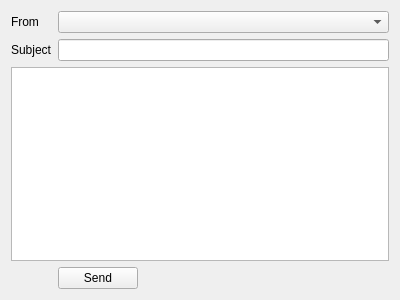
First picture: the form in src/Gui/ComposeWidget.ui, repository jktjkt/trojita, before the edit.
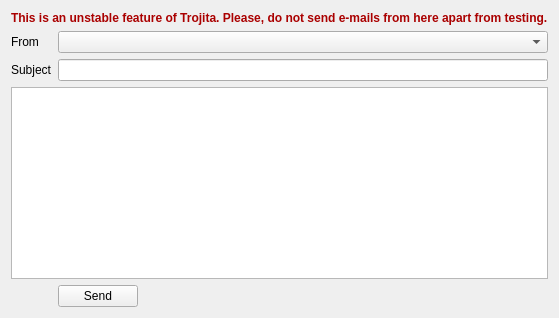
Second picture: the form after the edit.

Commit message:
Warn users before sending e-mails
The main reason behind this is that now that Trojita is getting tested by more
poeple, some of them might want to send real, "production" e-mails from it.
Given that that part is rather incomplete (for example, it doesn't deal with
Message-Id and friends at all), it's better to give a warning than to pollute
the Internet.

What changed in the file:
```diff
--- a/src/Gui/ComposeWidget.ui
+++ b/src/Gui/ComposeWidget.ui
@@ -2,19 +2,11 @@
 <ui version="4.0">
  <class>ComposeWidget</class>
  <widget class="QWidget" name="ComposeWidget">
-  <property name="geometry">
-   <rect>
-    <x>0</x>
-    <y>0</y>
-    <width>400</width>
-    <height>300</height>
-   </rect>
-  </property>
   <property name="windowTitle">
    <string>Compose Mail</string>
   </property>
   <layout class="QFormLayout" name="formLayout">
-   <item row="0" column="0">
+   <item row="1" column="0">
     <widget class="QLabel" name="fromLabel">
      <property name="text">
       <string>From</string>
@@ -24,10 +16,10 @@
      </property>
     </widget>
    </item>
-   <item row="0" column="1">
+   <item row="1" column="1">
     <widget class="QComboBox" name="sender"/>
    </item>
-   <item row="2" column="0" colspan="2">
+   <item row="3" column="0" colspan="2">
     <widget class="QTextEdit" name="mailText">
      <property name="sizePolicy">
       <sizepolicy hsizetype="Expanding" vsizetype="Expanding">
@@ -37,7 +29,7 @@
      </property>
     </widget>
    </item>
-   <item row="3" column="1">
+   <item row="4" column="1">
     <widget class="QPushButton" name="sendButton">
      <property name="sizePolicy">
       <sizepolicy hsizetype="Fixed" vsizetype="Fixed">
@@ -53,16 +45,66 @@
      </property>
     </widget>
    </item>
-   <item row="1" column="0">
+   <item row="2" column="0">
     <widget class="QLabel" name="subjectLabel">
      <property name="text">
       <string>Subject</string>
      </property>
     </widget>
    </item>
-   <item row="1" column="1">
+   <item row="2" column="1">
     <widget class="QLineEdit" name="subject"/>
    </item>
+   <item row="0" column="0" colspan="2">
+    <widget class="QLabel" name="developmentWarning">
+     <property name="palette">
+      <palette>
+       <active>
+        <colorrole role="WindowText">
+         <brush brushstyle="SolidPattern">
+          <color alpha="255">
+           <red>170</red>
+           <green>0</green>
+           <blue>0</blue>
+          </color>
+         </brush>
+        </colorrole>
+       </active>
+       <inactive>
+        <colorrole role="WindowText">
+         <brush brushstyle="SolidPattern">
+          <color alpha="255">
+           <red>170</red>
+           <green>0</green>
+           <blue>0</blue>
+          </color>
+         </brush>
+        </colorrole>
+       </inactive>
+       <disabled>
+        <colorrole role="WindowText">
+         <brush brushstyle="SolidPattern">
+          <color alpha="255">
+           <red>20</red>
+           <green>19</green>
+           <blue>18</blue>
+          </color>
+         </brush>
+        </colorrole>
+       </disabled>
+      </palette>
+     </property>
+     <property name="font">
+      <font>
+       <weight>75</weight>
+       <bold>true</bold>
+      </font>
+     </property>
+     <property name="text">
+      <string>This is an unstable feature of Trojita. Please, do not send e-mails from here apart from testing.</string>
+     </property>
+    </widget>
+   </item>
   </layout>
  </widget>
  <resources/>
```
